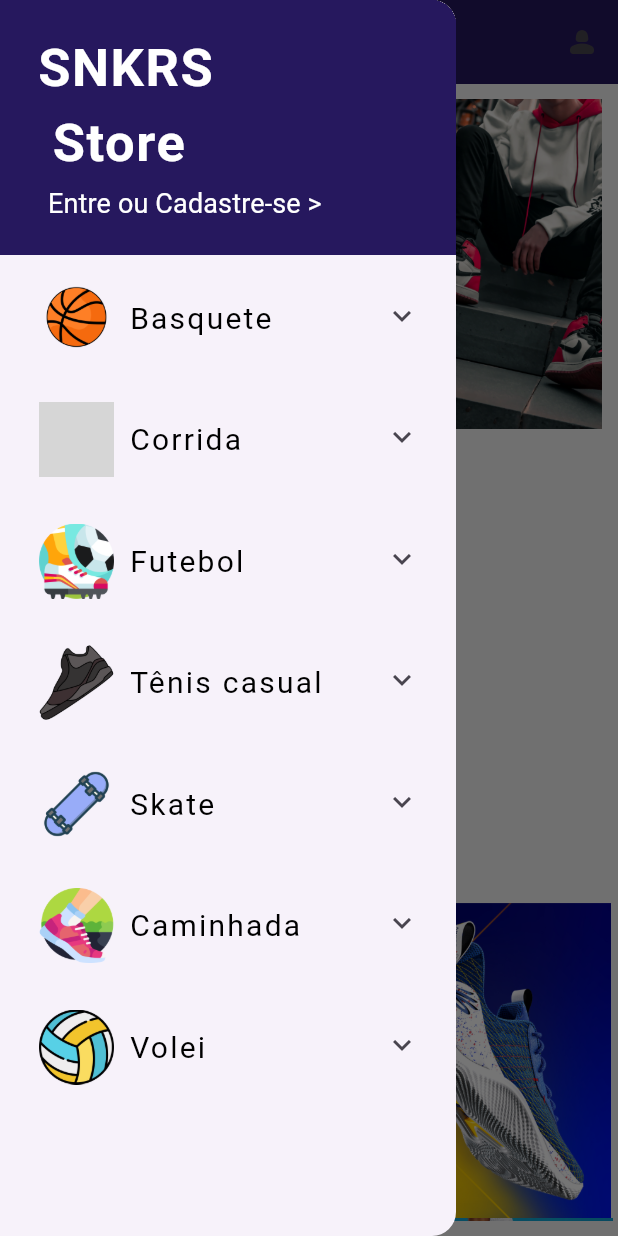
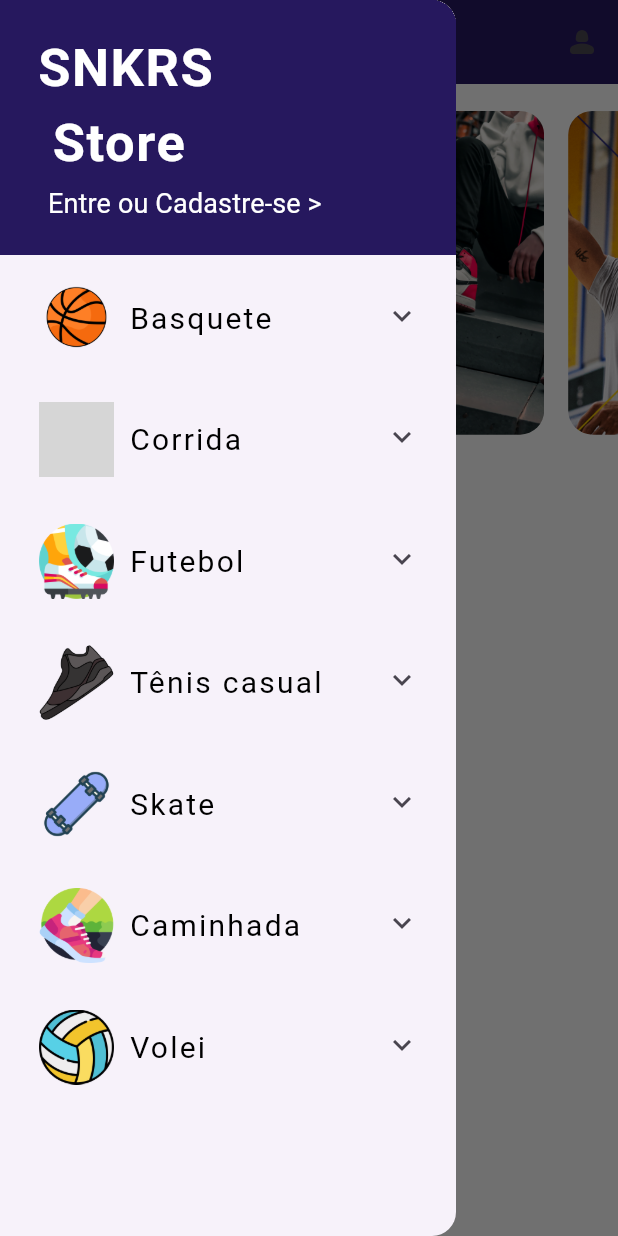
Before and after one commit to AndreyLucasPail/shoes_store, a Flutter app: the screen it shows after launch, with the side drawer open, on a phone screen of 412 x 824 dp. Run offline on Flutter 3.47's test engine with Material 3 defaults, Android fonts, the phone set to English and light mode, and no system bars; drawn by our look-alikes of carousel_slider; our stand-ins replace auto_size_text, blur, cloud_firestore, firebase_auth, firebase_core, rxdart; missing offline and left inert: bloc_pattern; accounts and stored records are empty; grey boxes are pictures that could not be loaded.

Commit message:
fix: change HomeScreen UI

```diff
--- a/lib/model/produtc_model.dart
+++ b/lib/model/produtc_model.dart
@@ -1,6 +1,6 @@
 import 'package:cloud_firestore/cloud_firestore.dart';
 
-class ProductsModel{
+class ProductsModel {
   ProductsModel({
     this.id,
     this.images,
@@ -8,32 +8,38 @@
     this.price,
     this.sizes,
     this.description,
+    this.brand,
+    this.category,
   });
 
   String? name;
   String? description;
   String? id;
+  String? brand;
+  String? category;
   double? price;
   List<String>? images;
   List<String>? sizes;
 
-  factory ProductsModel.fromFirestore(DocumentSnapshot snapshot){
+  factory ProductsModel.fromFirestore(DocumentSnapshot snapshot) {
     final data = snapshot.data() as Map<String, dynamic>;
 
     return ProductsModel(
-      id : snapshot.id,
-      name : data["name"],
-      price : data["price"],
-      description: data["description"],
-      images : data["img"] is Iterable ? List<String>.from(data["img"]) : null,
-      sizes : data["size"] is Iterable ? List<String>.from(data["size"]) : null,
+      id: snapshot.id,
+      name: data["name"],
+      price: data["price"],
+      category: data["category"] ?? "",
+      brand: data["brand"] ?? "",
+      description: data["description"] ?? "",
+      images: data["img"] is Iterable ? List<String>.from(data["img"]) : null,
+      sizes: data["size"] is Iterable ? List<String>.from(data["size"]) : null,
     );
   }
 
-  Map<String, dynamic> toFirestore () {
-    return{
-      if(name != null) "name" : name,
-      if(price != null) "price" : price,
+  Map<String, dynamic> toFirestore() {
+    return {
+      if (name != null) "name": name,
+      if (price != null) "price": price,
     };
   }
 }
--- a/lib/routes/app_routes.dart
+++ b/lib/routes/app_routes.dart
@@ -1,5 +1,5 @@
 import 'package:flutter/material.dart';
-import 'package:shoes_store/ui/product_screen/product_screen.dart';
+import 'package:shoes_store/ui/shoes_screen/shoes_screen.dart';
 import 'package:shoes_store/ui/cart/cart_screen.dart';
 import 'package:shoes_store/ui/edit-user/edit_user.dart';
 import 'package:shoes_store/ui/home/homepage.dart';
@@ -21,12 +21,12 @@
     switch (settings.name) {
       case HomePage.tag:
         return const HomePage();
-      case ProductScreen.tag:
-        ProductScreenArgs args;
+      case ShoesScreen.tag:
+        ShoesScreenArgs args;
 
-        args = settings.arguments as ProductScreenArgs;
+        args = settings.arguments as ShoesScreenArgs;
 
-        return ProductScreen(
+        return ShoesScreen(
           product: args.product,
           brand: args.brand,
           category: args.category,
--- a/lib/ui/home/homepage.dart
+++ b/lib/ui/home/homepage.dart
@@ -1,3 +1,4 @@
+import 'package:carousel_slider/carousel_slider.dart';
 import 'package:firebase_auth/firebase_auth.dart';
 import 'package:flutter/material.dart';
 import 'package:shoes_store/bloc/user_bloc.dart';
@@ -21,6 +22,13 @@
 
 class _HomePageState extends State<HomePage> {
   UserBloc userBloc = UserBloc();
+
+  List ads = [
+    "assets/jordan1.png",
+    "assets/curry.jpg",
+    "assets/adidas.png",
+    "assets/nike4.png",
+  ];
 
   @override
   void initState() {
@@ -52,45 +60,9 @@
       child: SingleChildScrollView(
         child: Column(
           children: [
-            AdsTile(
-              image: "assets/jordan1.png",
-              width: MediaQuery.of(context).size.width,
-              height: 220,
-            ),
-            const Padding(
-              padding: EdgeInsets.all(8.0),
-              child: ProductsTile(
-                brand: "adidas",
-                category: "basketball",
-              ),
-            ),
-            AdsTile(
-              image: "assets/curry.jpg",
-              width: MediaQuery.of(context).size.width,
-              height: 210,
-            ),
-            AdsTile(
-              image: "assets/adidas.png",
-              width: MediaQuery.of(context).size.width,
-              height: 180,
-            ),
-            AdsTile(
-              image: "assets/jordan3.jpg",
-              width: MediaQuery.of(context).size.width,
-              height: 450,
-            ),
-            const Padding(
-              padding: EdgeInsets.all(8.0),
-              child: ProductsTile(
-                category: "run",
-                brand: "Nike",
-              ),
-            ),
-            AdsTile(
-              image: "assets/nike4.png",
-              width: MediaQuery.of(context).size.width,
-              height: 260,
-            ),
+            carouselAds(),
+            const SizedBox(height: 30),
+            const ProductsTile(),
           ],
         ),
       ),
@@ -159,4 +131,25 @@
       ],
     );
   }
+
+  Widget carouselAds() {
+    return CarouselSlider.builder(
+      itemCount: ads.length,
+      itemBuilder: (context, item, __) => Padding(
+        padding: const EdgeInsets.all(8.0),
+        child: Container(
+          decoration: BoxDecoration(
+            image: DecorationImage(
+              image: AssetImage(ads[item]),
+              fit: BoxFit.fitHeight,
+            ),
+            borderRadius: BorderRadius.circular(16),
+          ),
+        ),
+      ),
+      options: CarouselOptions(
+        autoPlay: true,
+      ),
+    );
+  }
 }
--- a/lib/ui/home/tiles/ads_tile.dart
+++ /dev/null
@@ -1,22 +0,0 @@
-import 'package:flutter/material.dart';
-
-class AdsTile extends StatelessWidget {
-  const AdsTile({super.key, this.image, this.height, this.width, this.radius});
-
-  final String? image;
-  final double? height;
-  final double? width;
-  final double? radius;
-
-  @override
-  Widget build(BuildContext context) {
-    return Container(
-      padding: const EdgeInsets.fromLTRB(0, 2.5, 0, 2.5),
-      width: MediaQuery.of(context).size.width,
-      height: height,
-      decoration: BoxDecoration(
-          image: DecorationImage(image: AssetImage(image!)),
-          borderRadius: BorderRadius.circular(0)),
-    );
-  }
-}
--- a/lib/ui/home/tiles/products_tile.dart
+++ b/lib/ui/home/tiles/products_tile.dart
@@ -3,7 +3,7 @@
 import 'package:flutter/material.dart';
 import 'package:intl/intl.dart';
 import 'package:shoes_store/model/produtc_model.dart';
-import 'package:shoes_store/ui/product_screen/product_screen.dart';
+import 'package:shoes_store/ui/shoes_screen/shoes_screen.dart';
 import 'package:shoes_store/utils/colors/custom_colors.dart';
 
 class ProductsTile extends StatelessWidget {
@@ -21,13 +21,7 @@
     NumberFormat formatNumber = NumberFormat("#,##0.00", "pt_BR");
 
     return StreamBuilder<QuerySnapshot>(
-      stream: FirebaseFirestore.instance
-          .collection("products")
-          .doc(category)
-          .collection("shoes")
-          .doc(brand)
-          .collection("model")
-          .snapshots(),
+      stream: FirebaseFirestore.instance.collection("home").snapshots(),
       builder: (context, AsyncSnapshot<QuerySnapshot> snapshot) {
         if (!snapshot.hasData && snapshot.data == null) {
           return const Center(
@@ -40,12 +34,14 @@
           }).toList();
 
           return SizedBox(
-            height: 300,
+            height: MediaQuery.of(context).size.height,
             width: MediaQuery.of(context).size.width,
-            child: ListView.builder(
-              shrinkWrap: true,
-              scrollDirection: Axis.horizontal,
+            child: GridView.builder(
               itemCount: productsList.length,
+              gridDelegate: const SliverGridDelegateWithFixedCrossAxisCount(
+                crossAxisCount: 2,
+                childAspectRatio: 0.7,
+              ),
               itemBuilder: (context, index) {
                 ProductsModel productsData = productsList[index];
 
@@ -55,10 +51,10 @@
                       onTap: () {
                         Navigator.pushNamed(
                           context,
-                          ProductScreen.tag,
-                          arguments: ProductScreenArgs(
-                            brand: brand,
-                            category: category,
+                          ShoesScreen.tag,
+                          arguments: ShoesScreenArgs(
+                            brand: productsData.brand,
+                            category: productsData.category,
                             product: productsData,
                           ),
                         );
@@ -67,7 +63,6 @@
                         elevation: 5,
                         child: SizedBox(
                           width: 180,
-                          height: 300,
                           child: Column(
                             mainAxisAlignment: MainAxisAlignment.center,
                             crossAxisAlignment: CrossAxisAlignment.stretch,
@@ -77,8 +72,7 @@
                                   ? Align(
                                       alignment: Alignment.topCenter,
                                       child: Container(
-                                        padding: const EdgeInsets.all(8.0),
-                                        height: 200,
+                                        height: 120,
                                         decoration: BoxDecoration(
                                           image: DecorationImage(
                                             image: NetworkImage(
@@ -97,7 +91,7 @@
                                   child: AutoSizeText(
                                     "${productsData.name}",
                                     style: const TextStyle(
-                                      fontSize: 18,
+                                      fontSize: 20,
                                       fontWeight: FontWeight.bold,
                                     ),
                                   ),
@@ -110,7 +104,7 @@
                                   child: Text(
                                     "R\$ ${formatNumber.format(productsData.price)}",
                                     style: const TextStyle(
-                                      fontSize: 16,
+                                      fontSize: 18,
                                       color: CustomColors.black,
                                     ),
                                   ),
--- a/lib/ui/products/tiles/products_tile.dart
+++ b/lib/ui/products/tiles/products_tile.dart
@@ -2,7 +2,7 @@
 import 'package:flutter/material.dart';
 import 'package:intl/intl.dart';
 import 'package:shoes_store/model/produtc_model.dart';
-import 'package:shoes_store/ui/product_screen/product_screen.dart';
+import 'package:shoes_store/ui/shoes_screen/shoes_screen.dart';
 
 class ProductsTile extends StatelessWidget {
   const ProductsTile({
@@ -26,7 +26,7 @@
         onTap: () {
           Navigator.of(context).push(
             MaterialPageRoute(
-              builder: (context) => ProductScreen(
+              builder: (context) => ShoesScreen(
                 product: products!,
                 category: category,
                 brand: brand,
--- a/lib/ui/product_screen/product_screen.dart
+++ b/lib/ui/shoes_screen/shoes_screen.dart
@@ -12,8 +12,8 @@
 import 'package:shoes_store/model/produtc_model.dart';
 import 'package:shoes_store/utils/colors/custom_colors.dart';
 
-class ProductScreenArgs {
-  ProductScreenArgs({
+class ShoesScreenArgs {
+  ShoesScreenArgs({
     required this.brand,
     required this.category,
     required this.product,
@@ -23,8 +23,8 @@
   final String? brand;
 }
 
-class ProductScreen extends StatefulWidget {
-  const ProductScreen({
+class ShoesScreen extends StatefulWidget {
+  const ShoesScreen({
     super.key,
     required this.product,
     required this.category,
@@ -38,11 +38,11 @@
   final String? brand;
 
   @override
-  State<ProductScreen> createState() => _ProductScreenState();
+  State<ShoesScreen> createState() => _ShoesScreenState();
 }
 
-class _ProductScreenState extends State<ProductScreen> {
-  _ProductScreenState();
+class _ShoesScreenState extends State<ShoesScreen> {
+  _ShoesScreenState();
 
   late UserBloc userBloc;
 
```
